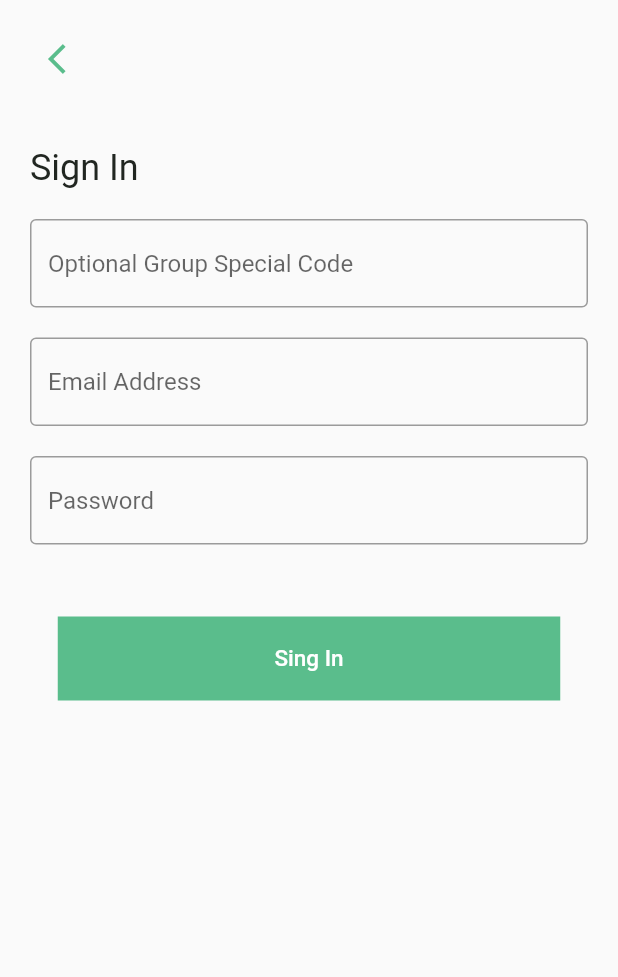
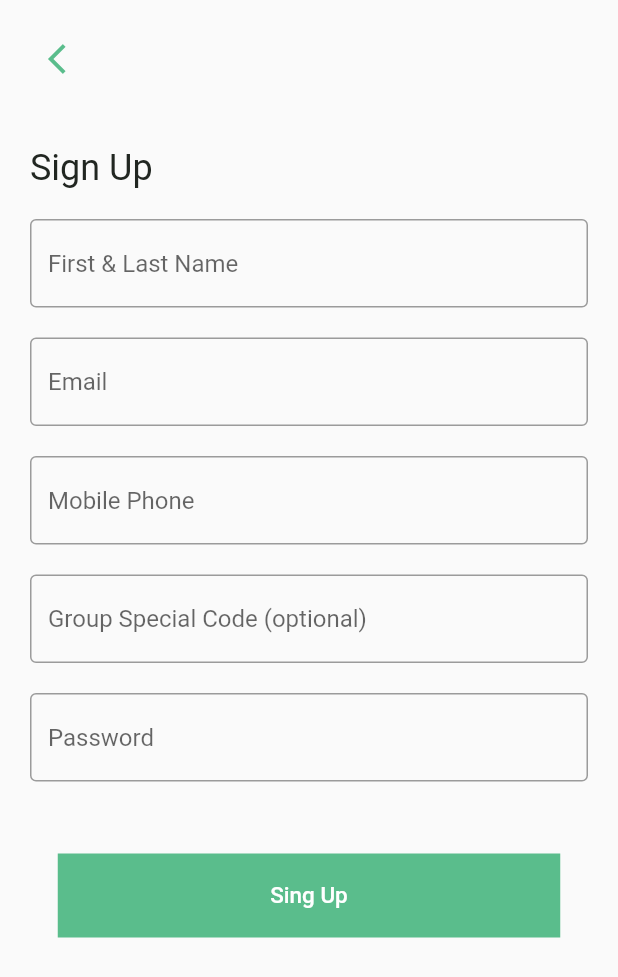
Before and after one commit to AbdAlQaderFouadFarajallah/Book_Grocer_with_Flutter, a Flutter app: the screen it shows after launch, on a phone screen of 412 x 824 dp. Shown: the top 977 px of the screen. Run offline on Flutter 3.47's test engine with Material 2 defaults, Android fonts, the phone set to English and light mode, and no system bars; our stand-ins replace flutter_svg.

Commit message:
feat: sing_up screen

```diff
--- a/lib/main.dart
+++ b/lib/main.dart
@@ -1,5 +1,6 @@
 import 'package:book_grocer_with_flutter/screens/out_boarding_screen.dart';
 import 'package:book_grocer_with_flutter/screens/sing_in_screen.dart';
+import 'package:book_grocer_with_flutter/screens/sing_up_screen.dart';
 import 'package:flutter/material.dart';
 
 
@@ -15,10 +16,11 @@
   Widget build(BuildContext context) {
     return MaterialApp(
       debugShowCheckedModeBanner: false,
-      initialRoute: '/sing_in_screen',
+      initialRoute: '/sing_up_screen',
       routes: {
         '/out_boarding_screen': (context) => const OutBoardingScreen(),
         '/sing_in_screen': (context) => const SingInScreen(),
+        '/sing_up_screen': (context) => const SingUpScreen(),
       },
     );
   }
--- /dev/null
+++ b/lib/screens/sing_up_screen.dart
@@ -0,0 +1,82 @@
+import 'package:flutter/material.dart';
+
+class SingUpScreen extends StatelessWidget {
+  const SingUpScreen({Key? key}) : super(key: key);
+
+  @override
+  Widget build(BuildContext context) {
+    return Scaffold(
+      body: SafeArea(
+        child: Padding(
+          padding: const EdgeInsets.symmetric(horizontal: 20),
+          child: Column(
+            mainAxisAlignment: MainAxisAlignment.start,
+            crossAxisAlignment: CrossAxisAlignment.start ,
+            children: [
+              const SizedBox(height: 15),
+              IconButton(
+                onPressed: () {},
+                icon: const Icon(
+                  Icons.arrow_back_ios,
+                  color: Color(0XFF5ABD8C),
+                ),
+              ),
+              const SizedBox(height: 35),
+              const Text(
+                'Sign Up',
+                style: TextStyle(fontSize: 24, color: Color(0XFF212621)),
+              ),
+              const SizedBox(height: 20),
+              const TextField(
+                decoration: InputDecoration(hintText: 'First & Last Name',
+                  border: OutlineInputBorder(),
+                ),
+              ),
+              const SizedBox(height: 20),
+              const TextField(
+                decoration: InputDecoration(hintText: 'Email',
+                  border: OutlineInputBorder(),
+                ),
+              ),
+              const SizedBox(height: 20),
+              const TextField(
+                decoration: InputDecoration(hintText: 'Mobile Phone',
+                  border: OutlineInputBorder(),
+                ),
+              ),
+              const SizedBox(height: 20),
+              const TextField(
+                decoration: InputDecoration(hintText: 'Group Special Code (optional)',
+                  border: OutlineInputBorder(),
+                ),
+              ),
+              const SizedBox(height: 20),
+              const TextField(
+                decoration: InputDecoration(hintText: 'Password',
+                  border: OutlineInputBorder(),
+                ),
+              ),
+              const SizedBox(height: 23),
+              Row(),
+              const SizedBox(height: 25),
+              Center(
+                child: Container(
+                    height: 56,
+                    width: 335,
+                    color: const Color(0XFF5ABD8C),
+                    child: TextButton(
+                      onPressed: () {},
+                      child: const Text(
+                        'Sing Up',
+                        style: TextStyle(
+                            color: Colors.white, fontSize: 15),
+                      ),
+                    )),
+              ),
+            ],
+          ),
+        ),
+      ),
+    );
+  }
+}
```
